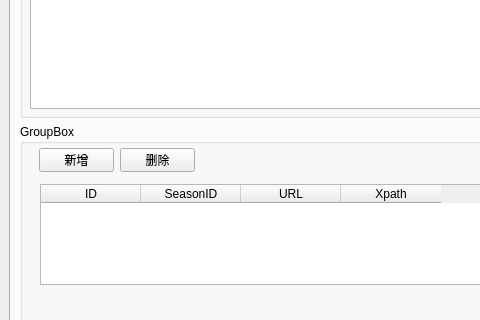
This is ui_sprawl.ui in xuyuliang/sprawl as Qt 5 draws it before an edit; both pictures show x 0 to 480 and y 146 to 466 of the 800 by 886 pixel window. The edited form follows.
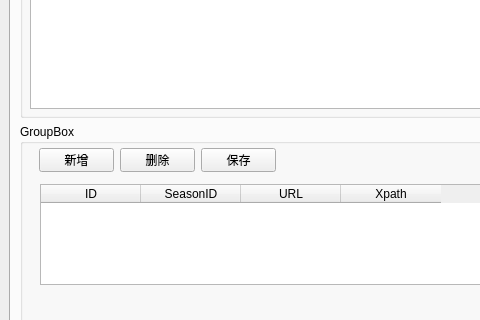
This is the edited form.

The edit to the form file:
```diff
--- a/ui_sprawl.ui
+++ b/ui_sprawl.ui
@@ -210,6 +210,19 @@
             </property>
            </column>
           </widget>
+          <widget class="QPushButton" name="btnSaveDownloadURL">
+           <property name="geometry">
+            <rect>
+             <x>181</x>
+             <y>24</y>
+             <width>75</width>
+             <height>24</height>
+            </rect>
+           </property>
+           <property name="text">
+            <string>保存</string>
+           </property>
+          </widget>
          </widget>
         </item>
        </layout>
```
